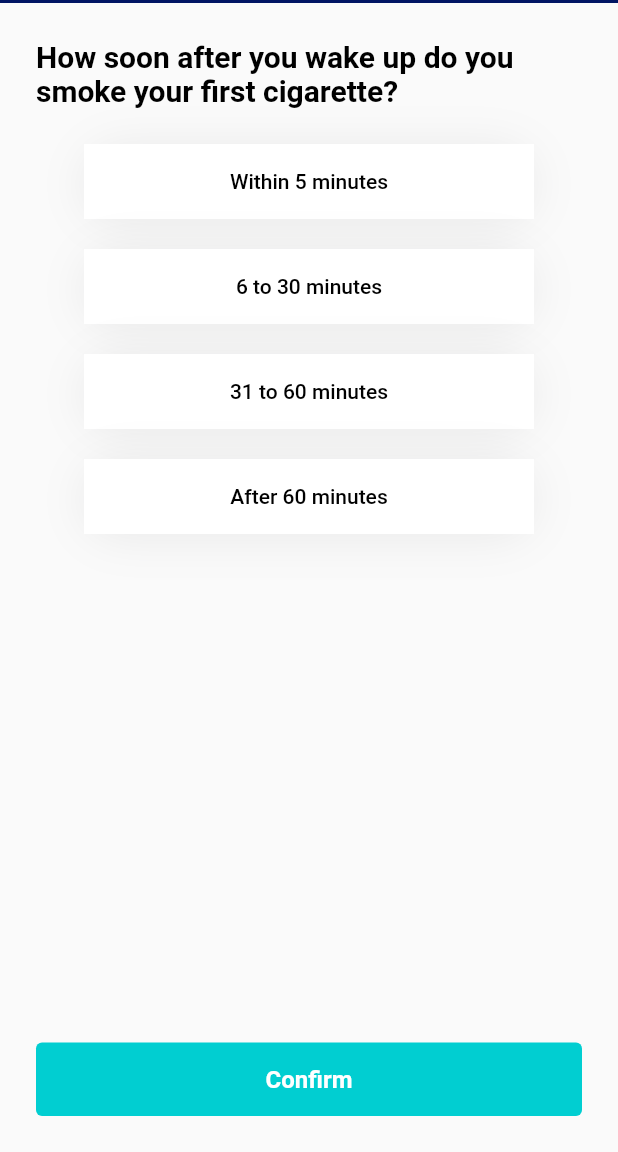
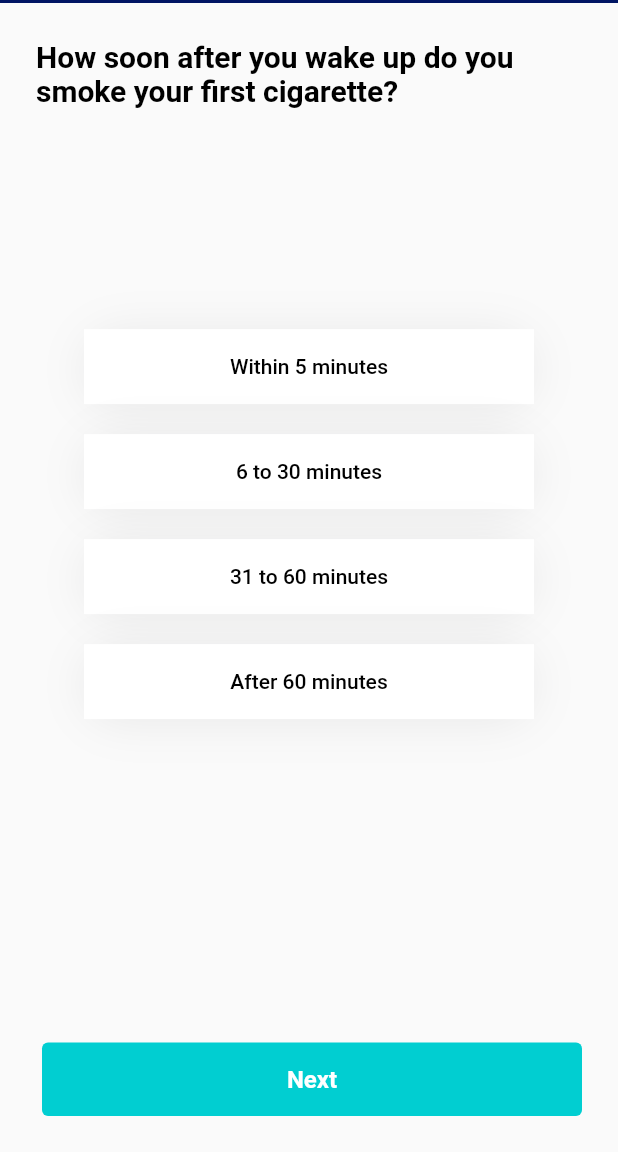
Before and after one commit to mensur-durakovic/dump-days-agilathon, a Flutter app: the QuestionnaireScreen screen opened by its route, on a phone screen of 412 x 824 dp, the part 84-1236 px from its top. Run offline on Flutter 3.47's test engine with Material 2 defaults, Android fonts, the phone set to English and light mode, and no system bars; drawn by our look-alikes of group_button; our stand-ins replace date_time_picker, fluttertoast, go_router.

Commit message:
code cleanups

```diff
--- a/lib/core/widgets/app_bar.dart
+++ b/lib/core/widgets/app_bar.dart
@@ -1,4 +1,5 @@
 import 'package:dump_days_agilathon/theme/colors.dart';
+import 'package:dump_days_agilathon/utils/assets.dart';
 import 'package:flutter/material.dart';
 
 class CustomAppBar extends StatelessWidget implements PreferredSizeWidget {
@@ -18,7 +19,7 @@ class CustomAppBar extends StatelessWidget implements PreferredSizeWidget {
           centerTitle: true,
           iconTheme: const IconThemeData(color: MColors.darkGray),
           title: Image.asset(
-            'assets/agilathon_logo.png',
+            kAgilathonLogoPath,
             height: 25,
           ),
         ),
--- /dev/null
+++ b/lib/providers/questionnaire.dart
@@ -0,0 +1,108 @@
+import 'package:dump_days_agilathon/utils/constants.dart';
+import 'package:dump_days_agilathon/utils/routes.dart';
+import 'package:dump_days_agilathon/utils/toast_utils.dart';
+import 'package:flutter/cupertino.dart';
+import 'package:go_router/go_router.dart';
+
+const totalQuestions = 6;
+const lastQuestionIndex = 5;
+final pointsPerQuestions = {
+  0: [3, 2, 1],
+  1: [0, 1],
+  2: [0, 1],
+  3: [0, 1, 2, 3],
+  4: [0, 1],
+  5: [0, 1],
+};
+
+class QuestionnaireState with ChangeNotifier {
+  int currentQuestion = 0;
+  List<dynamic> answersPicked =
+      List<dynamic>.generate(totalQuestions, (i) => null);
+
+  String getTitle() {
+    final questionText = kQuestions[currentQuestion];
+    return questionText ?? '';
+  }
+
+  void setAnswerPicked(int index) {
+    debugPrint("answersPicked before: ${answersPicked.toString()}");
+    answersPicked[currentQuestion] = index;
+    debugPrint("answersPicked after: ${answersPicked.toString()}");
+    notifyListeners();
+  }
+
+  void nextHandler(BuildContext context) {
+    if (currentQuestion > lastQuestionIndex) {
+      reset();
+      GoRouter.of(context).pushNamed(MRoutes.thankYou.name);
+      return;
+    }
+
+    if (answersPicked[currentQuestion] == null) {
+      showToastMessage(kPleaseFillOutAllTheFields);
+      return;
+    }
+    if (currentQuestion <= lastQuestionIndex) {
+      currentQuestion++;
+    }
+    notifyListeners();
+  }
+
+  Future<bool> previousHandler() async {
+    if (currentQuestion == 0) {
+      return true;
+    }
+    if (currentQuestion > 0) {
+      currentQuestion--;
+    }
+
+    notifyListeners();
+    return false;
+  }
+
+  void saveAnswer(int index, bool isSelected) {
+    setAnswerPicked(index);
+    notifyListeners();
+  }
+
+  List<String> getAnswers() {
+    final answers = kAnswers[currentQuestion];
+    return answers ?? [];
+  }
+
+  int calculateDependencyPoints() {
+    int points = 0;
+    for (int i = 0; i < totalQuestions; i++) {
+      int answerPicked = answersPicked[i];
+      List<int> questionPoints = pointsPerQuestions[i] as List<int>;
+      int scoredPoints = questionPoints[answerPicked];
+      debugPrint("question ${i + 1}, points: $scoredPoints");
+      points += scoredPoints;
+    }
+    return points;
+  }
+
+  String getDependenceByScore() {
+    if (currentQuestion < totalQuestions) {
+      return "";
+    }
+
+    int points = calculateDependencyPoints();
+    if (points >= 1 && points <= 2) {
+      return "You score $points points. This is low dependence!";
+    } else if (points >= 3 && points <= 4) {
+      return "You score $points points. This is low to moderate dependence!";
+    } else if (points >= 5 && points <= 7) {
+      return "You score $points points. This is moderate dependence!";
+    } else if (points >= 8) {
+      return "You score $points points. This is high dependence!";
+    }
+    return "N/A";
+  }
+
+  void reset() {
+    currentQuestion = 0;
+    answersPicked = List<dynamic>.generate(totalQuestions, (i) => null);
+  }
+}
--- a/lib/screens/questionnaire/page/questionnaire_screen.dart
+++ b/lib/screens/questionnaire/page/questionnaire_screen.dart
@@ -1,99 +1,61 @@
 import 'package:dump_days_agilathon/core/widgets/app_bar.dart';
 import 'package:dump_days_agilathon/core/widgets/button.dart';
-import 'package:dump_days_agilathon/screens/questionnaire/widgets/questionnaire_body.dart';
+import 'package:dump_days_agilathon/providers/questionnaire.dart';
 import 'package:dump_days_agilathon/theme/colors.dart';
 import 'package:dump_days_agilathon/theme/text_styles.dart';
 import 'package:dump_days_agilathon/utils/constants.dart';
-import 'package:dump_days_agilathon/utils/toast_utils.dart';
 import 'package:flutter/material.dart';
-import 'package:go_router/go_router.dart';
+import 'package:provider/provider.dart';
 
-class QuestionnaireScreen extends StatefulWidget {
+import '../widgets/questionnaire_body.dart';
+
+class QuestionnaireScreen extends StatelessWidget {
   const QuestionnaireScreen({Key? key}) : super(key: key);
 
   @override
-  State<QuestionnaireScreen> createState() => _QuestionnaireScreenState();
-}
-
-class _QuestionnaireScreenState extends State<QuestionnaireScreen> {
-  int currentQuestion = 0;
-  List<bool> answerPicked = [false, false, false, false, false, false];
-
-  @override
   Widget build(BuildContext context) {
+    final qStateProvider = Provider.of<QuestionnaireState>(context);
+    final currQuestion = context.read<QuestionnaireState>().currentQuestion;
     return Scaffold(
       appBar: const CustomAppBar(),
-      body: buildBody(context),
-    );
-  }
-
-  String getTitle() {
-    final questionText = questions[currentQuestion];
-    return questionText ?? '';
-  }
-
-  void setAnswerPicked() {
-    setState(() {
-      answerPicked[currentQuestion] = true;
-    });
-  }
-
-  void nextHandler() {
-    if (currentQuestion > 5) {
-      GoRouter.of(context).pushNamed('thankYou');
-      return;
-    }
-
-    if (!answerPicked[currentQuestion]) {
-      showToastMessage(kPleaseFillOutAllTheFields);
-      return;
-    }
-    if (currentQuestion <= 5) {
-      setState(() {
-        currentQuestion++;
-      });
-    }
-  }
-
-  Future<bool> previousHandler() async {
-    if (currentQuestion == 0) {
-      return true;
-    }
-    if (currentQuestion > 0) {
-      setState(() {
-        currentQuestion--;
-      });
-    }
-    return false;
-  }
-
-  Widget buildBody(BuildContext context) {
-    return WillPopScope(
-      onWillPop: previousHandler,
+      body: WillPopScope(
+        onWillPop: qStateProvider.previousHandler,
         child: SafeArea(
           child: Padding(
             padding: const EdgeInsets.all(24.0),
             child: Column(
               children: [
-              Padding(
-                padding: const EdgeInsets.only(bottom: 24.0),
-                child: Text(
-                  getTitle(),
-                  style: MTextStyles.largeBlack,
+                const QuestionnaireBody(),
+                const Spacer(),
+                Row(
+                  children: [
+                    if (currQuestion != 0 && currQuestion != 6)
+                      Expanded(
+                        child: Padding(
+                          padding: const EdgeInsets.only(right: 4.0),
+                          child: CustomButton(
+                            onTap: () => qStateProvider.previousHandler(),
+                            color: MColors.mainColor,
+                            text: kBack,
+                            textStyle: MTextStyles.mediumWhite,
                           ),
                         ),
-              QuestionnaireBody(
-                currentPage: currentQuestion,
-                setAnswerPicked: setAnswerPicked,
                       ),
-              const Spacer(),
-              CustomButton(
-                onTap: nextHandler,
+                    Expanded(
+                      child: Padding(
+                        padding: const EdgeInsets.only(left: 4.0),
+                        child: CustomButton(
+                          onTap: () => qStateProvider.nextHandler(context),
                           color: MColors.mainColor,
-                text: kConfirm,
+                          text: kNext,
                           textStyle: MTextStyles.mediumWhite,
                         ),
+                      ),
+                    ),
                   ],
+                )
+              ],
+            ),
           ),
         ),
       ),
--- a/lib/screens/questionnaire/widgets/questionnaire_body.dart
+++ b/lib/screens/questionnaire/widgets/questionnaire_body.dart
@@ -1,120 +1,74 @@
+import 'package:dump_days_agilathon/providers/questionnaire.dart';
 import 'package:dump_days_agilathon/screens/questionnaire/widgets/question.dart';
 import 'package:dump_days_agilathon/screens/questionnaire/widgets/results.dart';
+import 'package:dump_days_agilathon/theme/size.dart';
+import 'package:dump_days_agilathon/theme/text_styles.dart';
 import 'package:flutter/material.dart';
+import 'package:provider/provider.dart';
 
-class QuestionnaireBody extends StatefulWidget {
-  final int currentPage;
-  final VoidCallback setAnswerPicked;
-
-  const QuestionnaireBody({
-    Key? key,
-    required this.currentPage,
-    required this.setAnswerPicked,
-  }) : super(key: key);
-
-  @override
-  State<QuestionnaireBody> createState() => _QuestionnaireBodyState();
-}
-
-class _QuestionnaireBodyState extends State<QuestionnaireBody> {
-  int points = 0;
-  List<int> completed = [];
-
-  void saveAnswer(int index, bool isSelected) {
-    widget.setAnswerPicked();
-    setState(() {
-      if (widget.currentPage == 0) {
-        if (index == 0) {
-          points += 3;
-        } else if (index == 1) {
-          points += 2;
-        } else if (index == 2) {
-          points += 1;
-        }
-      } else if (widget.currentPage == 1) {
-        if (index == 1) {
-          points += 1;
-        }
-      } else if (widget.currentPage == 2) {
-        if (index == 1) {
-          points += 1;
-        }
-      } else if (widget.currentPage == 3) {
-        if (index == 1) {
-          points += 1;
-        } else if (index == 1) {
-          points += 2;
-        } else if (index == 2) {
-          points += 3;
-        }
-      } else if (widget.currentPage == 4) {
-        if (index == 1) {
-          points += 1;
-        }
-      } else if (widget.currentPage == 5) {
-        if (index == 1) {
-          points += 1;
-        }
-      }
-    });
-    debugPrint("saveAnswer $points");
-  }
-
-  List<String> getAnswers() {
-    switch (widget.currentPage) {
-      case 0:
-        return [
-          "Within 5 minutes",
-          "6 to 30 minutes",
-          "31 to 60 minutes",
-          "After 60 minutes"
-        ];
-      case 1:
-        return ["No", "Yes"];
-      case 2:
-        return ["The first one in the morning", "Any other"];
-      case 3:
-        return ["10 or less", "11 to 20", "21 to 30", "31 or more"];
-      case 4:
-        return ["No", "Yes"];
-      case 5:
-        return ["No", "Yes"];
-      default:
-        return ["No", "Yes"];
-    }
-  }
+class QuestionnaireBody extends StatelessWidget {
+  const QuestionnaireBody({Key? key}) : super(key: key);
 
   @override
   Widget build(BuildContext context) {
-    return IndexedStack(
-      index: widget.currentPage,
+    final qStateProvider = context.watch<QuestionnaireState>();
+    return SizedBox(
+      height: MSize.height * 0.7,
+      child: Column(
+        children: [
+          Padding(
+            padding: const EdgeInsets.only(bottom: 24.0),
+            child: Text(
+              context.read<QuestionnaireState>().getTitle(),
+              style: MTextStyles.largeBlack,
+            ),
+          ),
+          Expanded(
+            child: IndexedStack(
+              index: qStateProvider.currentQuestion,
               children: [
                 Question(
-          answers: getAnswers(),
-          onTapHandler: saveAnswer,
+                  answers: context.watch<QuestionnaireState>().getAnswers(),
+                  onTapHandler: (index, isSelected) => context
+                      .read<QuestionnaireState>()
+                      .saveAnswer(index, isSelected),
                 ),
                 Question(
-          answers: getAnswers(),
-          onTapHandler: saveAnswer,
+                  answers: context.watch<QuestionnaireState>().getAnswers(),
+                  onTapHandler: (index, isSelected) => context
+                      .read<QuestionnaireState>()
+                      .saveAnswer(index, isSelected),
                 ),
                 Question(
-          answers: getAnswers(),
-          onTapHandler: saveAnswer,
+                  answers: context.watch<QuestionnaireState>().getAnswers(),
+                  onTapHandler: (index, isSelected) => context
+                      .read<QuestionnaireState>()
+                      .saveAnswer(index, isSelected),
                 ),
                 Question(
-          answers: getAnswers(),
-          onTapHandler: saveAnswer,
+                  answers: context.watch<QuestionnaireState>().getAnswers(),
+                  onTapHandler: (index, isSelected) => context
+                      .read<QuestionnaireState>()
+                      .saveAnswer(index, isSelected),
                 ),
                 Question(
-          answers: getAnswers(),
-          onTapHandler: saveAnswer,
+                  answers: context.watch<QuestionnaireState>().getAnswers(),
+                  onTapHandler: (index, isSelected) => context
+                      .read<QuestionnaireState>()
+                      .saveAnswer(index, isSelected),
                 ),
                 Question(
-          answers: getAnswers(),
-          onTapHandler: saveAnswer,
+                  answers: context.watch<QuestionnaireState>().getAnswers(),
+                  onTapHandler: (index, isSelected) => context
+                      .read<QuestionnaireState>()
+                      .saveAnswer(index, isSelected),
                 ),
-        Results(score: points),
+                const Results(),
               ],
+            ),
+          ),
+        ],
+      ),
     );
   }
 }
--- a/lib/theme/colors.dart
+++ b/lib/theme/colors.dart
@@ -4,10 +4,7 @@ class MColors {
   static const mainColor = Color(0xFF01CED1);
   static const mainSecondaryColor = Color(0xFFBEECEF);
   static const accentColor = Color(0xFF001563);
-  static const background = Color(0xFFF7F7F7);
-  static const green = Color(0xFFBED50F);
   static final inputHintColor = Colors.black.withOpacity(0.2);
-  static final iconColor = Colors.black.withOpacity(0.5);
   static const darkGray = Color(0xFF595959);
   static const paleGray = Color(0xFFD9D9D9);
   static const black = Colors.black;
--- a/lib/utils/constants.dart
+++ b/lib/utils/constants.dart
@@ -1,24 +1,29 @@
 const kSplashScreenTitle = "Fagerstrom Test \nfor Nicotine Dependence (FND)";
 const kThankYouForParticipating = "Thank you for participating in this study!";
+const kAppTitle = 'Nicotine dependency study';
 
 //button labels
 const kTryAgain = "Try again";
 const kNext = "Next";
+const kBack = "Back";
 const kConfirm = "Confirm";
 
-//Home screen form labels
+//home screen form labels
 const kFillOutBellowInfo = "Please fill out bellow info";
 const kParticipantNumber = "Participant number";
 const kVisitNumber = "Visit number";
-const kDateOfAssesment = "Date of assesment";
+const kDateOfAssessment = "Date of assessment";
 const kDoYouCurrentlySmoke = "Do you currently smoke cigarettes?";
+const kYes = "yes";
+const kNo = "no";
 
 //error messages
 const kPleasePickOneOption = "Please pick one option!";
 const kPleaseFillOutAllTheFields = "Please fill out all the fields!";
+const kAllFieldsMustBeFilled = "* All fields must be filled out!";
 
 //questions
-const questions = {
+const kQuestions = {
   0: "How soon after you wake up do you smoke your first cigarette?",
   1: "Do you find it difficult to refrain from smoking in places where it is forbidden (e.g., in bus, at the library, in the cinema)?",
   2: "Which cigarette would you hate most to give up?",
@@ -26,3 +31,18 @@ const questions = {
   4: "Do you smoke more frequently during the first hours after waking than during the rest of the day?",
   5: "Do you smoke when you are so ill that you are in bed most of the day?"
 };
+
+//answers
+const kAnswers = {
+  0: [
+    "Within 5 minutes",
+    "6 to 30 minutes",
+    "31 to 60 minutes",
+    "After 60 minutes"
+  ],
+  1: ["No", "Yes"],
+  2: ["The first one in the morning", "Any other"],
+  3: ["10 or less", "11 to 20", "21 to 30", "31 or more"],
+  4: ["No", "Yes"],
+  5: ["No", "Yes"]
+};
--- /dev/null
+++ b/lib/utils/routes.dart
@@ -0,0 +1,28 @@
+class MRoute {
+  final String name;
+  final String path;
+
+  const MRoute({
+    required this.name,
+    required this.path,
+  });
+}
+
+class MRoutes {
+  static const root = MRoute(
+    name: 'root',
+    path: '/',
+  );
+  static const home = MRoute(
+    name: 'home',
+    path: '/home',
+  );
+  static const thankYou = MRoute(
+    name: 'thankYou',
+    path: '/thankYou',
+  );
+  static const questionnaire = MRoute(
+    name: 'questionnaire',
+    path: '/questionnaire',
+  );
+}
--- a/pubspec.yaml
+++ b/pubspec.yaml
@@ -16,7 +16,7 @@ dependencies:
   date_time_picker: ^2.1.0
   group_button: ^4.8.0
   fluttertoast: ^8.0.9
-  riverpod: ^1.0.3
+  provider: ^6.0.2
 
 dev_dependencies:
   flutter_test:
```
Also changed, not shown: lib/core/inputs/date_input.dart (+9 -12 lines), lib/main.dart (+25 -10 lines), lib/providers/home.dart (added, +61 -0 lines), lib/screens/home/page/home_screen.dart (+27 -71 lines), lib/screens/questionnaire/widgets/results.dart (+5 -19 lines), lib/screens/splash/splash_screen.dart (+7 -10 lines), lib/screens/thank_you/thank_you_screen.dart (+5 -8 lines), pubspec.lock. Lines whose indentation alone changed are shown as unchanged.
